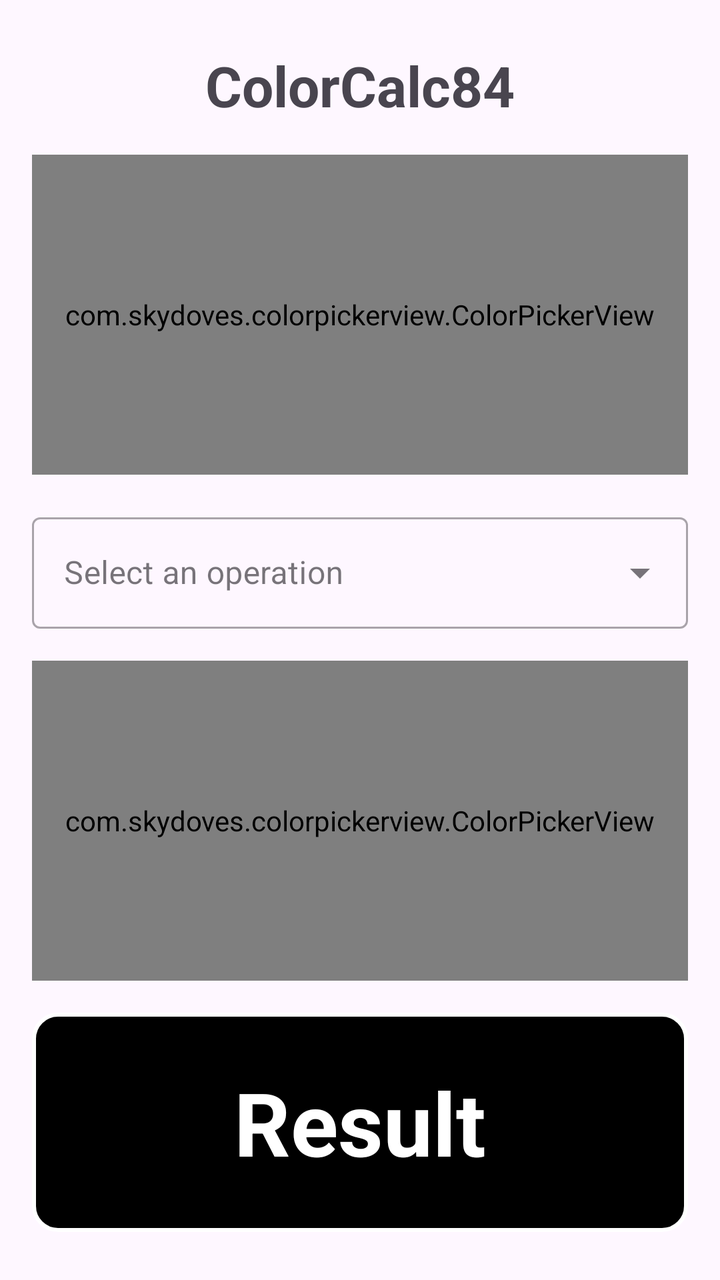
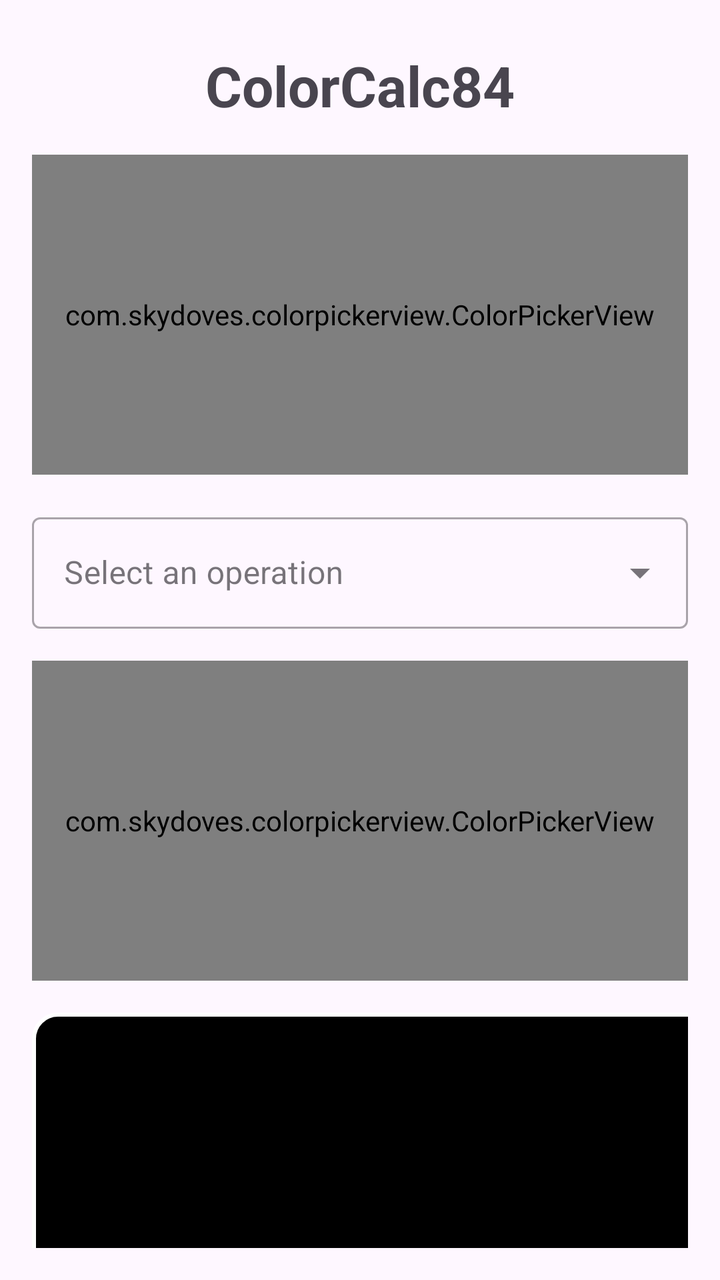

Before-and-after screenshots of an Android layout around one commit, followed by the original layout XML and the change that was made.
<!-- AndroidManifest.xml: application theme Theme.CalculadoraApp -->
<!-- res/layout/activity_main.xml -->
<?xml version="1.0" encoding="utf-8"?>
<androidx.constraintlayout.widget.ConstraintLayout
    xmlns:android="http://schemas.android.com/apk/res/android"
    xmlns:app="http://schemas.android.com/apk/res-auto"
    xmlns:tools="http://tools.android.com/tools"
    android:id="@+id/main"
    android:layout_width="match_parent"
    android:layout_height="match_parent"
    android:padding="16dp"
    tools:context=".MainActivity">

    <TextView
        android:id="@+id/textView4"
        android:layout_width="wrap_content"
        android:layout_height="wrap_content"
        android:layout_marginTop="8dp"
        android:text="ColorCalc84"
        android:textSize="28sp"
        android:textStyle="bold"
        app:layout_constraintEnd_toEndOf="parent"
        app:layout_constraintStart_toStartOf="parent"
        app:layout_constraintTop_toTopOf="parent" />

    <com.skydoves.colorpickerview.ColorPickerView
        android:id="@+id/colorPickerOne"
        android:layout_width="0dp"
        android:layout_height="160dp"
        android:layout_marginTop="16dp"
        app:layout_constraintEnd_toEndOf="parent"
        app:layout_constraintStart_toStartOf="parent"
        app:layout_constraintTop_toBottomOf="@+id/textView4" />

    <com.google.android.material.textfield.TextInputLayout
        android:id="@+id/textInputLayout"
        style="@style/Widget.MaterialComponents.TextInputLayout.OutlinedBox.ExposedDropdownMenu"
        android:layout_width="0dp"
        android:layout_height="wrap_content"
        android:layout_marginTop="16dp"
        android:hint="Select an operation"
        app:layout_constraintEnd_toEndOf="parent"
        app:layout_constraintStart_toStartOf="parent"
        app:layout_constraintTop_toBottomOf="@+id/colorPickerOne">

        <AutoCompleteTextView
            android:id="@+id/autoCompleteTextView"
            android:layout_width="match_parent"
            android:layout_height="wrap_content"
            android:focusable="false"
            android:clickable="true"
            android:inputType="none" />
    </com.google.android.material.textfield.TextInputLayout>

    <com.skydoves.colorpickerview.ColorPickerView
        android:id="@+id/colorPickerTwo"
        android:layout_width="0dp"
        android:layout_height="160dp"
        android:layout_marginTop="16dp"
        app:layout_constraintEnd_toEndOf="parent"
        app:layout_constraintStart_toStartOf="parent"
        app:layout_constraintTop_toBottomOf="@+id/textInputLayout" />

    <TextView
        android:id="@+id/resultView"
        android:layout_width="0dp"
        android:layout_height="0dp"
        android:layout_marginTop="16dp"
        android:layout_marginBottom="8dp"
        android:background="@drawable/result_box"
        android:gravity="center"
        android:text="Result"
        android:textColor="#FFFFFF"
        android:textSize="44sp"
        android:textStyle="bold"
        app:layout_constraintBottom_toBottomOf="parent"
        app:layout_constraintEnd_toEndOf="parent"
        app:layout_constraintStart_toStartOf="parent"
        app:layout_constraintTop_toBottomOf="@+id/colorPickerTwo" />

</androidx.constraintlayout.widget.ConstraintLayout>
<!-- resources referenced by this layout -->
<resources>
  <!-- drawable result_box (drawable) -->
  <?xml version="1.0" encoding="utf-8"?>
  <shape xmlns:android="http://schemas.android.com/apk/res/android"
      android:shape="rectangle">
  
      <solid android:color="#000000"/>
  
      <corners android:radius="12dp"/>
  
      <stroke
          android:width="2dp"
          android:color="#FFFFFF"/>
  
  </shape>
  <style name="Theme.CalculadoraApp" parent="Base.Theme.CalculadoraApp" />
  <style name="Base.Theme.CalculadoraApp" parent="Theme.Material3.DayNight.NoActionBar">
          
          
      </style>
</resources>

<!-- the commit's change to res/layout/activity_main.xml (unified diff, before → after) -->
@@ -3,6 +3,7 @@
     xmlns:android="http://schemas.android.com/apk/res/android"
     xmlns:app="http://schemas.android.com/apk/res-auto"
     xmlns:tools="http://tools.android.com/tools"
+    xmlns:tools2="http://schemas.android.com/tools"
     android:id="@+id/main"
     android:layout_width="match_parent"
     android:layout_height="match_parent"
@@ -61,8 +62,8 @@
 
     <TextView
         android:id="@+id/resultView"
-        android:layout_width="0dp"
-        android:layout_height="0dp"
+        android:layout_width="382dp"
+        android:layout_height="285dp"
         android:layout_marginTop="16dp"
         android:layout_marginBottom="8dp"
         android:background="@drawable/result_box"
@@ -73,7 +74,21 @@
         android:textStyle="bold"
         app:layout_constraintBottom_toBottomOf="parent"
         app:layout_constraintEnd_toEndOf="parent"
+        app:layout_constraintHorizontal_bias="0.0"
         app:layout_constraintStart_toStartOf="parent"
-        app:layout_constraintTop_toBottomOf="@+id/colorPickerTwo" />
+        app:layout_constraintTop_toBottomOf="@+id/colorPickerTwo"
+        app:layout_constraintVertical_bias="0.0" />
+
+    <Button
+        android:id="@+id/past"
+        android:layout_width="383dp"
+        android:layout_height="73dp"
+        android:text="History"
+        android:textSize="34sp"
+        app:layout_constraintBottom_toBottomOf="parent"
+        app:layout_constraintEnd_toEndOf="parent"
+        app:layout_constraintStart_toStartOf="parent"
+        app:layout_constraintTop_toBottomOf="@+id/resultView"
+        app:layout_constraintVertical_bias="1.0" />
 
 </androidx.constraintlayout.widget.ConstraintLayout>
